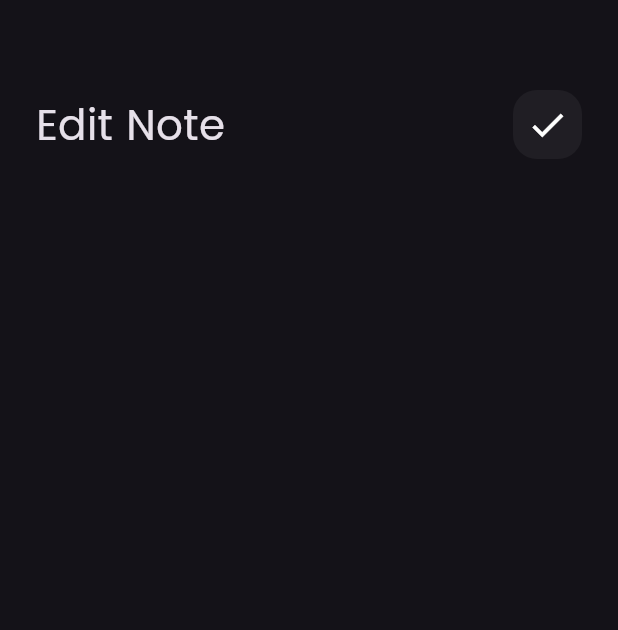
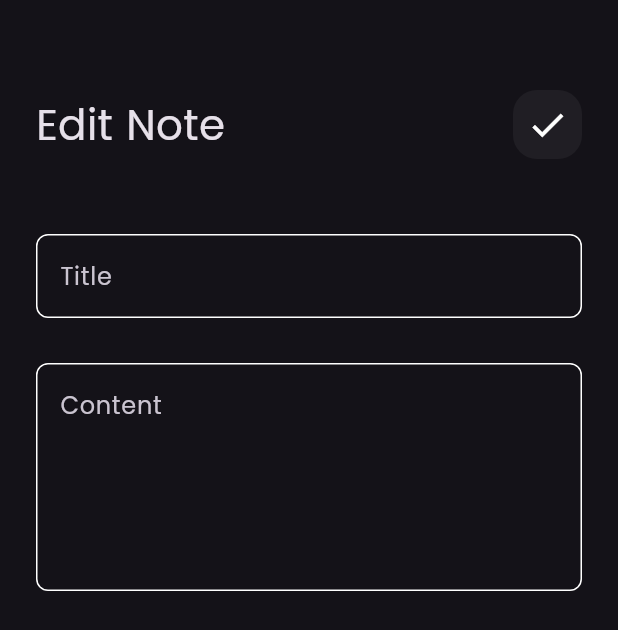
Before and after one commit to Nidhal-Khazene/Notes-mobile-app, a Flutter app: the EditNoteViewBody screen opened directly, on a phone screen of 412 x 824 dp. Shown: the top 630 px of the screen. Run offline on Flutter 3.47's test engine with Material 3 defaults, Android fonts, the phone set to English and light mode, and no system bars; our stand-ins replace font_awesome_flutter.

Commit message:
add edit model

```diff
--- a/lib/widgets/edit_note_view_body.dart
+++ b/lib/widgets/edit_note_view_body.dart
@@ -1,4 +1,5 @@
 import 'package:flutter/material.dart';
+import 'package:notes_app/widgets/custom_widgets/custom_text_field.dart';
 
 import 'custom_widgets/custom_app_bar.dart';
 
@@ -11,9 +12,13 @@ class EditNoteViewBody extends StatelessWidget {
       body: Padding(
         padding: const EdgeInsets.symmetric(horizontal: 24),
         child: Column(
-          children: [
+          children: const [
             SizedBox(height: 60),
             CustomAppBar(title: "Edit Note", icon: Icons.check),
+            SizedBox(height: 50),
+            CustomTextField(hint: "Title"),
+            SizedBox(height: 30),
+            CustomTextField(hint: "Content", maxLines: 5),
           ],
         ),
       ),
```
Also changed, not shown: lib/models/note_model.dart (added, +12 -0 lines).
